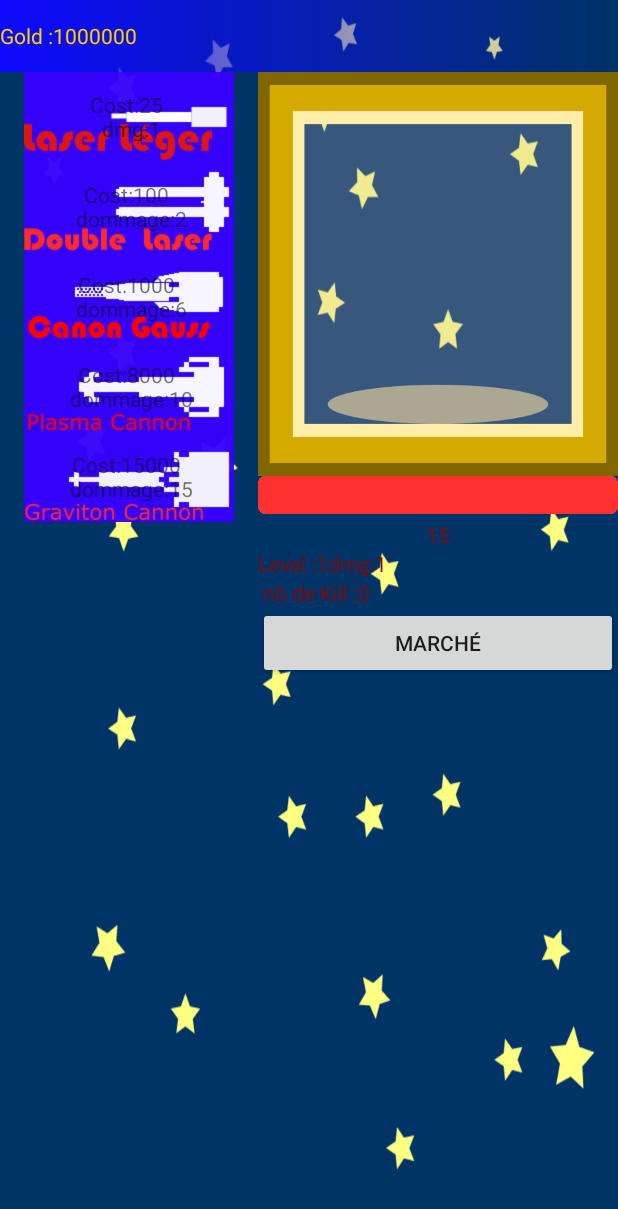
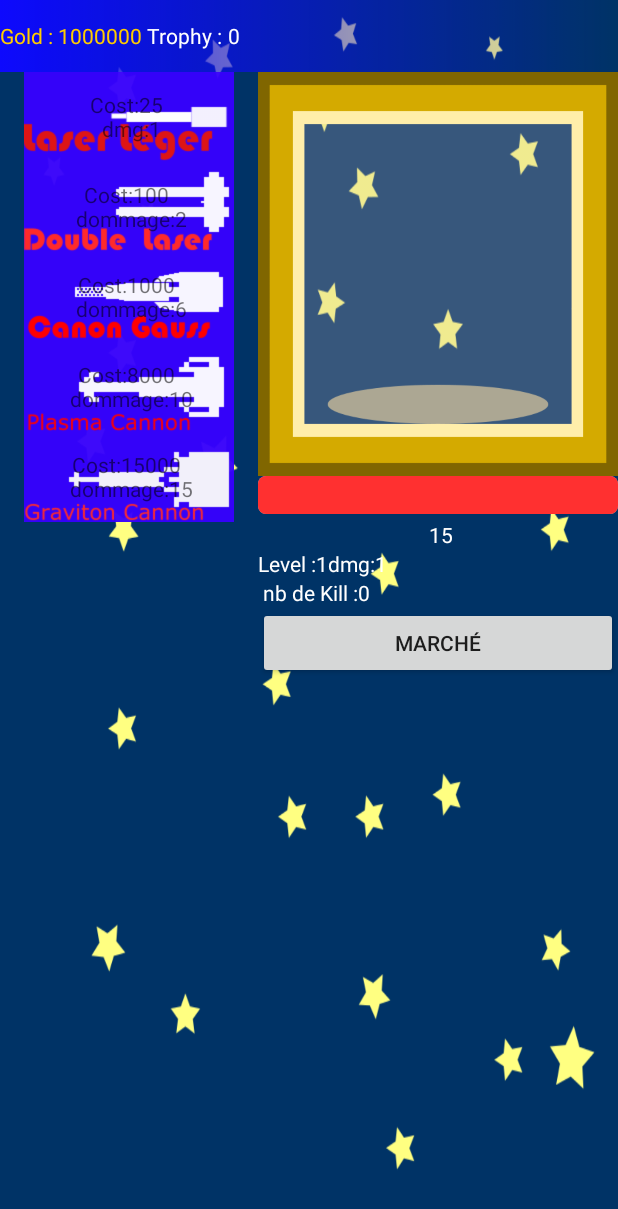
Before and after one commit to lordfred23/cotfr_projetClicker, an Android app: the screen it shows after launch (MainActivity), on a phone screen of 412 x 824 dp. Shown: the top 1209 px of the screen. Run offline under Robolectric (Android 15) with nearby library versions, the phone set to English and light mode, and no system bars.

Commit message:
itération final

```diff
--- a/JeuClicker/app/build.gradle
+++ b/JeuClicker/app/build.gradle
@@ -26,4 +26,6 @@ dependencies {
     })
     compile 'com.android.support:appcompat-v7:24.2.0'
     testCompile 'junit:junit:4.12'
+    compile 'com.google.code.gson:gson:2.6.2'
+
 }
--- a/JeuClicker/app/src/main/java/dicj/info/jeuclicker/CJoueur.java
+++ b/JeuClicker/app/src/main/java/dicj/info/jeuclicker/CJoueur.java
@@ -5,8 +5,8 @@ package dicj.info.jeuclicker;
  */
 
 public class CJoueur {
-    int gold,kill,damage,damageSeconde,level;
-    double critique;
+     int gold,kill,damage,damageSeconde,level,trophy;
+     double critique,trophyChance;
     public CJoueur()
     {
         gold =1000000;
@@ -15,6 +15,8 @@ public class CJoueur {
         damageSeconde=0;
         level=1;
         critique=0.50;
+        trophy=0;
+        trophyChance=0.5;
     }
 
     public int getDamage() {
@@ -64,4 +66,20 @@ public class CJoueur {
     public void setCritique(double critique) {
         this.critique = critique;
     }
+
+    public int getTrophy() {
+        return trophy;
+    }
+
+    public void setTrophy(int trophy) {
+        this.trophy = trophy;
+    }
+
+    public double getTrophyChance() {
+        return trophyChance;
+    }
+
+    public void setTrophyChance(double trophyChance) {
+        this.trophyChance = trophyChance;
+    }
 }
--- a/JeuClicker/app/src/main/java/dicj/info/jeuclicker/MainActivity.java
+++ b/JeuClicker/app/src/main/java/dicj/info/jeuclicker/MainActivity.java
@@ -1,33 +1,40 @@
 package dicj.info.jeuclicker;
 
 import android.content.Intent;
+import android.graphics.drawable.Drawable;
 import android.media.MediaPlayer;
 import android.support.v7.app.AppCompatActivity;
 import android.os.Bundle;
 import android.view.View;
+import android.widget.ImageView;
 import android.widget.ProgressBar;
 import android.widget.TextView;
 import android.os.Handler;
+import com.google.gson.Gson;
+import com.google.gson.GsonBuilder;
 
 import java.util.Random;
 
 public class MainActivity extends AppCompatActivity {
 
 
-    double life, lifeAfficher;
+
     boolean start;
     private Handler progressBarHandler = new Handler();
-    int lifeGold,lvlLife;
+
     CJoueur joueur;
     CMonstre monster;
+    variableToSave vbSave;
     CAttacker[] tabAttack;
-    int cpt;
+
     MediaPlayer mp;
 
 
 
     ProgressBar pg;
-    TextView txtGold, txtLife, txtLevel, txtKill,txtAttack1,txtAttack2,txtAttack3,txtAttack4,txtAttack5;
+    TextView txtGold, txtLife, txtLevel, txtKill,txtAttack1,txtAttack2,txtAttack3,txtAttack4,txtAttack5,txtTrophy;
+    ImageView vMonster;
+    Drawable imgMonster1,imgMonster2,boom;
 
 
     @Override
@@ -45,9 +52,10 @@ public class MainActivity extends AppCompatActivity {
             public void run() {
                 {
 
-                    txtGold.setText("" + joueur.getGold());
-                    txtLife.setText("" + monster.getLife());
-                    pg.setProgress((int) lifeAfficher);
+                    txtGold.setText(" " + joueur.getGold());
+                    txtLife.setText(" " + monster.getLife());
+                    txtTrophy.setText(" "+joueur.getTrophy());
+                    pg.setProgress((int) vbSave.getLifeAfficher());
                     txtLevel.setText("Level :" + joueur.getLevel() +"dmg:"+tabAttack[0].getDmg());
                     txtKill.setText(" nb de Kill :" + joueur.getKill());
 
@@ -62,7 +70,7 @@ public class MainActivity extends AppCompatActivity {
                 {
                     killedOrNot();
                     monster.setLife(monster.getLife() - joueur.getDamageSeconde());
-                    lifeAfficher = (double) monster.getLife() / life;
+                    vbSave.setLifeAfficher((double) monster.getLife() / vbSave.getLife());
                     killedOrNot();
                     progressBarHandler.postDelayed(this, 1000);
 
@@ -74,11 +82,19 @@ public class MainActivity extends AppCompatActivity {
 
 
     }
+
+
+    @Override
+    public void onResume(){
+        super.onResume();
+
+    }
     private void Initialisation_Variable(){
         CAttacker att;
         joueur = new CJoueur();
-        life = 100;
-        lvlLife=15;
+        vbSave = new variableToSave();
+        vbSave.setLife(100);
+        vbSave.setLvlLife(15);
         pg = (ProgressBar) findViewById(R.id.myProgress);
         txtGold = (TextView) findViewById(R.id.idGold);
         txtLife = (TextView) findViewById(R.id.txtLife);
@@ -89,10 +105,13 @@ public class MainActivity extends AppCompatActivity {
         txtAttack3=(TextView)findViewById(R.id.txtAttack3);
         txtAttack4=(TextView)findViewById(R.id.txtAttack4);
         txtAttack5=(TextView) findViewById(R.id.txtAttack5);
+        txtTrophy=(TextView) findViewById(R.id.txtTrophy) ;
+        vMonster=(ImageView) findViewById(R.id.imgViewMonstre);
+
 
 
         start = true;
-        cpt=0;
+        vbSave.setCpt(0);
         createMonster(1);
         tabAttack = new CAttacker[5];
         tabAttack[0]= new CAttacker("attack1",25,1,1);
@@ -100,13 +119,22 @@ public class MainActivity extends AppCompatActivity {
         tabAttack[2]= new CAttacker("attack3",1000,6,1);
         tabAttack[3]= new CAttacker("attack4",8000,10,1);
         tabAttack[4]= new CAttacker("attack5",15000,15,1);
+        initImage();
 
 
 
 
 
-
-        lifeAfficher = 100;
+        vbSave.setLifeAfficher(100);
+    }
+    private void initImage(){
+        int resID1,resID2,resID3;
+        resID1=getResources().getIdentifier("monstre1","drawable",getPackageName());
+        resID2=getResources().getIdentifier("monstre2","drawable",getPackageName());
+        resID3=getResources().getIdentifier("boom","drawable",getPackageName());
+        boom=getDrawable(resID3);
+        imgMonster1=getDrawable(resID1);
+        imgMonster2=getDrawable(resID2);
     }
 
     public void onClicky(View v) {
@@ -171,44 +199,54 @@ public class MainActivity extends AppCompatActivity {
     }
     private void callMarket(){
         Intent intent = new Intent(this,MarketActivities.class);
+
         startActivity(intent);
     }
 
     private void createMonster(int level) {
-        cpt++;
-        if((level % 5 ==0)&&(cpt>=6))
+
+        vbSave.setCpt(vbSave.getCpt()+1);
+        if((level % 5 ==0)&&(vbSave.getCpt()>=6))
         {
-            lvlLife=lvlLife+10;
-            cpt=0;
+            vbSave.setLvlLife(vbSave.getLvlLife()+10);
+            vbSave.setCpt(0);
         }
         else
 
-        monster = new CMonstre(level * lvlLife, false);
-        lifeGold=monster.getLife();
+        monster = new CMonstre(level * vbSave.getLvlLife(), false);
+        vbSave.setLifeGold(monster.getLife());
+        if(monsterBool()){
+
+            vMonster.setImageDrawable(imgMonster1);
+        }
+        else{
+            vMonster.setImageDrawable(imgMonster2);
+        }
+
         post();
     }
 
     private void Attack() {
         if (Crit_calc()) {
             monster.setLife(monster.getLife() - (joueur.getDamage() * 2));
-            lifeAfficher = (double) monster.getLife() / life;
+            vbSave.setLifeAfficher((double) monster.getLife() / vbSave.getLife());
         } else {
             monster.setLife(monster.getLife() - joueur.getDamage());
-            lifeAfficher = (double) monster.getLife() / life;
+            vbSave.setLifeAfficher((double) monster.getLife() / vbSave.getLife());
         }
 
     }
 
     private void post() {
-        this.life = (double) monster.getLife() / 100;
+          vbSave.setLife((double) monster.getLife() / 100);
 
     }
 
     private void randomGold() {
         int x=0;
         Random rn = new Random();
-        if(lifeGold>0){
-            x=rn.nextInt(lifeGold/2);
+        if(vbSave.getLifeGold()>0){
+            x=rn.nextInt(vbSave.getLifeGold()/2);
         }
         if(x<0)
             x=x*-1;
@@ -247,6 +285,14 @@ public class MainActivity extends AppCompatActivity {
             }
         });
     }
+    private boolean monsterBool()
+    {
+        boolean bn;
+        Random rn = new Random();
+        return bn=rn.nextBoolean();
+
+
+    }
 
     private boolean enoughGold(int cost) {
         if (cost <= joueur.getGold()) {
@@ -262,8 +308,10 @@ public class MainActivity extends AppCompatActivity {
         if (monster.getLife() <= 0) {
             mp = MediaPlayer.create(getApplicationContext(), R.raw.explosion);
             mp.start();
-            lifeAfficher = 100;
+            vbSave.setLifeAfficher(100);
+            vMonster.setImageDrawable(boom);
             joueur.setKill(joueur.getKill() + 1);
+            trohpy_Calc();
 
             if (joueur.getKill() % 5 == 0) {
                 randomGold();
@@ -279,7 +327,20 @@ public class MainActivity extends AppCompatActivity {
 
         }
     }
+    private void trohpy_Calc()
+    {
+        double min;
+        min = 100.00 - joueur.getTrophyChance();
+        double x = Math.random() * (100.00);
+        x = Math.round(x);
 
+        int retval = Double.compare(x, min);
+        if ((retval == 1)||(retval == 0)) {
+            joueur.setTrophy(joueur.getTrophy()+1);
+        }
+
+
+    }
     private boolean Crit_calc() {
         double min;
         min = 100.00 - joueur.getCritique();
--- /dev/null
+++ b/JeuClicker/app/src/main/java/dicj/info/jeuclicker/variableToSave.java
@@ -0,0 +1,55 @@
+package dicj.info.jeuclicker;
+
+/**
+ * Created by lordfred23 on 2017-05-01.
+ */
+
+public class variableToSave {
+    int lifeGold,lvlLife,cpt;
+     double life, lifeAfficher;
+
+
+    public variableToSave(){
+
+    }
+
+    public double getLife() {
+        return life;
+    }
+
+    public double getLifeAfficher() {
+        return lifeAfficher;
+    }
+
+    public int getCpt() {
+        return cpt;
+    }
+
+    public int getLifeGold() {
+        return lifeGold;
+    }
+
+    public int getLvlLife() {
+        return lvlLife;
+    }
+
+    public void setCpt(int cpt) {
+        this.cpt = cpt;
+    }
+
+    public void setLife(double life) {
+        this.life = life;
+    }
+
+    public void setLifeAfficher(double lifeAfficher) {
+        this.lifeAfficher = lifeAfficher;
+    }
+
+    public void setLifeGold(int lifeGold) {
+        this.lifeGold = lifeGold;
+    }
+
+    public void setLvlLife(int lvlLife) {
+        this.lvlLife = lvlLife;
+    }
+}
--- a/JeuClicker/app/src/main/res/layout/activity_main.xml
+++ b/JeuClicker/app/src/main/res/layout/activity_main.xml
@@ -39,6 +39,18 @@
                 android:id="@+id/idGold"
                 android:layout_gravity="center_vertical"
                 android:textColor="@color/Gold"/>
+            <TextView
+                android:layout_width="wrap_content"
+                android:layout_height="wrap_content"
+                android:text=" Trophy :"
+                android:layout_gravity="center_vertical"
+                android:textColor="@color/white"/>
+            <TextView
+                android:layout_width="wrap_content"
+                android:layout_height="wrap_content"
+                android:layout_gravity="center_vertical"
+                android:id="@+id/txtTrophy"
+                android:textColor="@color/white"/>
                 </LinearLayout>
         <LinearLayout
 
@@ -192,6 +204,7 @@
                 android:layout_width="240dp"
                 android:layout_height="match_parent">
 
+
                 <LinearLayout
                     android:orientation="horizontal"
                     android:onClick="onClicky"
@@ -199,6 +212,15 @@
                     android:layout_width="match_parent"
                     android:layout_height="269dp"
                     android:background="@drawable/bording">
+                    <FrameLayout
+                        android:layout_width="match_parent"
+                        android:layout_height="match_parent">
+                        <ImageView
+                            android:layout_width="match_parent"
+                            android:layout_height="match_parent"
+                            android:id="@+id/imgViewMonstre"
+                            android:src="@drawable/monstre2"/>
+                    </FrameLayout>
 
                 </LinearLayout>
                 <LinearLayout
@@ -226,7 +248,7 @@
                         android:text="@string/gold"
                         android:id="@+id/txtLife"
                         android:gravity="center"
-                        android:textColor="@color/BloodRed"
+                        android:textColor="@color/white"
                         />
                 </LinearLayout>
                 <LinearLayout
@@ -236,7 +258,7 @@
                         android:layout_width="match_parent"
                         android:layout_height="match_parent"
                         android:id="@+id/txtLevel"
-                        android:textColor="@color/BloodRed"/>
+                        android:textColor="@color/white"/>
                 </LinearLayout>
                 <LinearLayout
                     android:layout_width="match_parent"
@@ -245,7 +267,7 @@
                         android:layout_width="match_parent"
                         android:layout_height="wrap_content"
                         android:id="@+id/kill"
-                        android:textColor="@color/BloodRed"/>
+                        android:textColor="@color/white"/>
                 </LinearLayout>
                 <LinearLayout
                     android:layout_width="match_parent"
--- a/JeuClicker/app/src/main/res/values/colors.xml
+++ b/JeuClicker/app/src/main/res/values/colors.xml
@@ -5,5 +5,6 @@
     <color name="colorAccent">#FF4081</color>
     <color name="Gold">#FFCC00</color>
     <color name="BloodRed">#8A0707</color>
+    <color name="white">#fff</color>
 
 </resources>
--- a/JeuClicker/build.gradle
+++ b/JeuClicker/build.gradle
@@ -10,6 +10,8 @@ buildscript {
         // NOTE: Do not place your application dependencies here; they belong
         // in the individual module build.gradle files
     }
+
+
 }
 
 allprojects {
```
Also changed, not shown: JeuClicker/app/src/main/java/dicj/info/jeuclicker/MarketActivities.java (+32 -0 lines), JeuClicker/app/src/main/java/dicj/info/jeuclicker/valuesMarket.java (added, +29 -0 lines), JeuClicker/app/src/main/res/layout/market.xml (+41 -2 lines), JeuClicker/app/src/main/res/drawable/boom.png (added), JeuClicker/app/src/main/res/drawable/monstre1.png (added), JeuClicker/app/src/main/res/drawable/monstre2.png (added), 2 other files.
